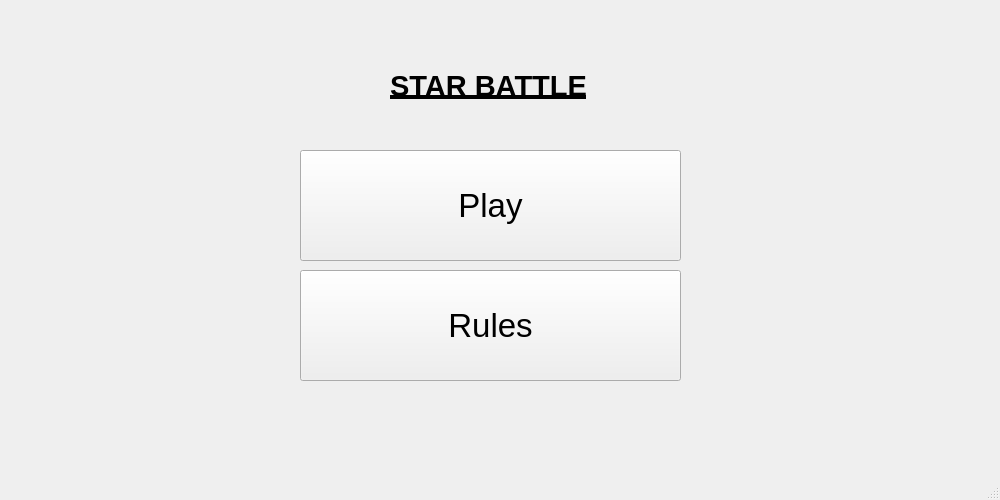
The window that menu.ui (datpetr/Star_Battle) describes before a commit, drawn with Qt 5.
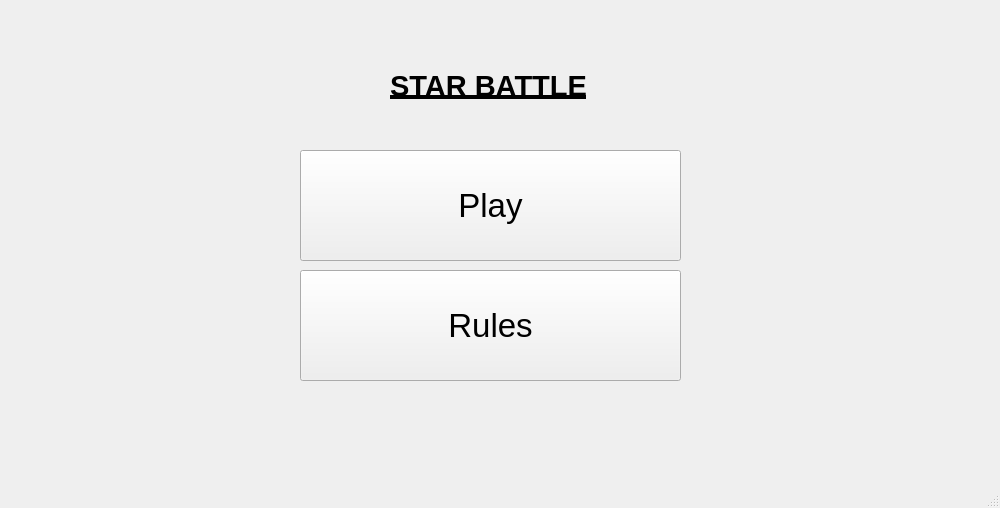
The same window after the commit.

```diff
--- a/menu.ui
+++ b/menu.ui
@@ -7,7 +7,7 @@
     <x>0</x>
     <y>0</y>
     <width>1000</width>
-    <height>500</height>
+    <height>508</height>
    </rect>
   </property>
   <property name="windowTitle">
```
